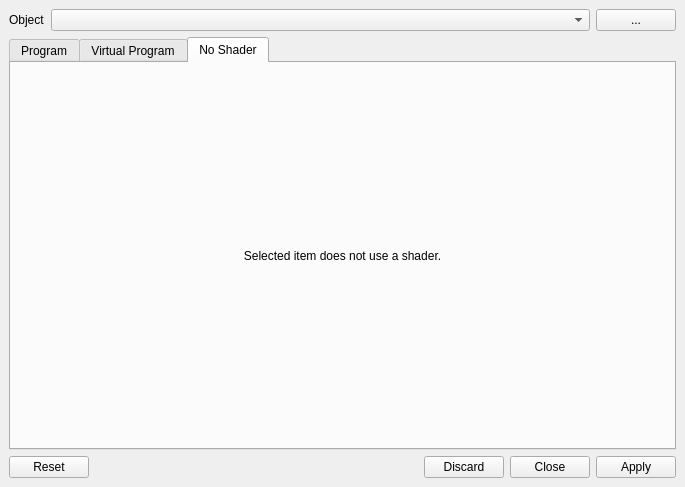
The window that plugins/osgearth/ShaderEditorDialog.ui (aroth-fastprotect/sgi) describes before a commit, drawn with Qt 5.
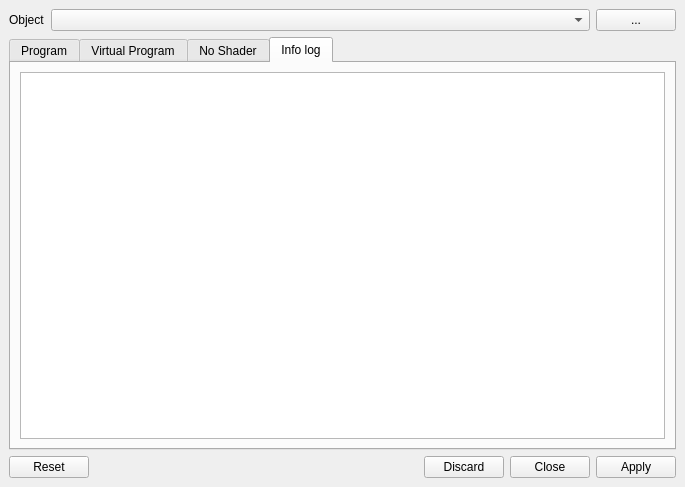
The same window after the commit. Icons and pictures are not drawn.

```diff
--- a/plugins/osgearth/ShaderEditorDialog.ui
+++ b/plugins/osgearth/ShaderEditorDialog.ui
@@ -55,7 +55,7 @@
     <item>
      <widget class="QTabWidget" name="tabWidget">
       <property name="currentIndex">
-       <number>2</number>
+       <number>3</number>
       </property>
       <widget class="QWidget" name="tabProgram">
        <attribute name="title">
@@ -232,6 +232,16 @@
         </item>
        </layout>
       </widget>
+      <widget class="QWidget" name="tabInfoLog">
+       <attribute name="title">
+        <string>Info log</string>
+       </attribute>
+       <layout class="QVBoxLayout" name="verticalLayout_6">
+        <item>
+         <widget class="QTextEdit" name="infoLog"/>
+        </item>
+       </layout>
+      </widget>
      </widget>
     </item>
     <item>
```
